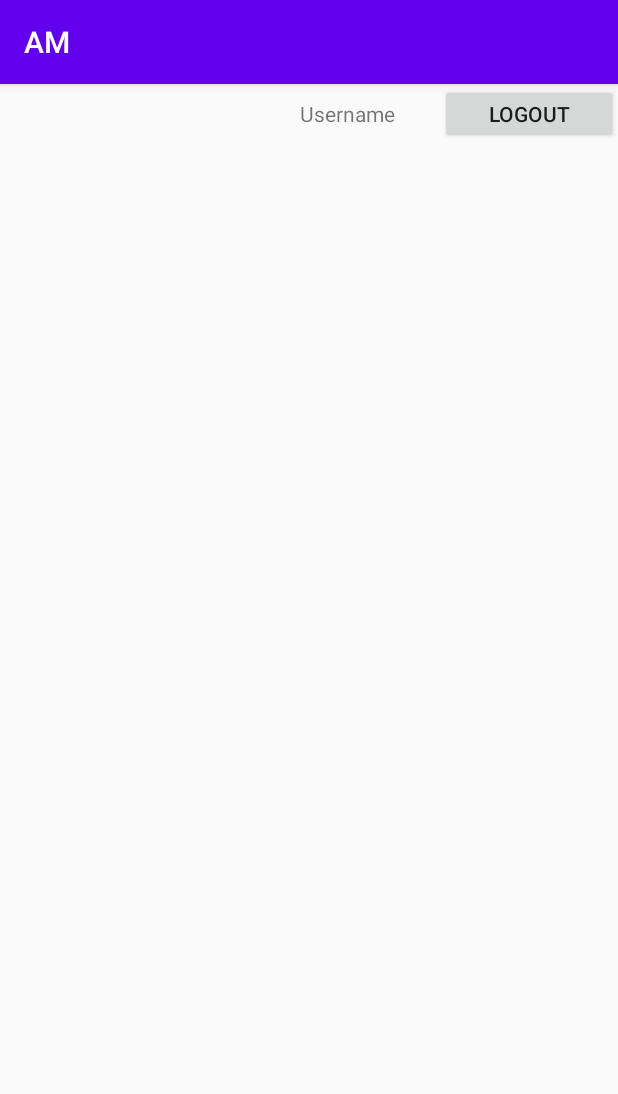
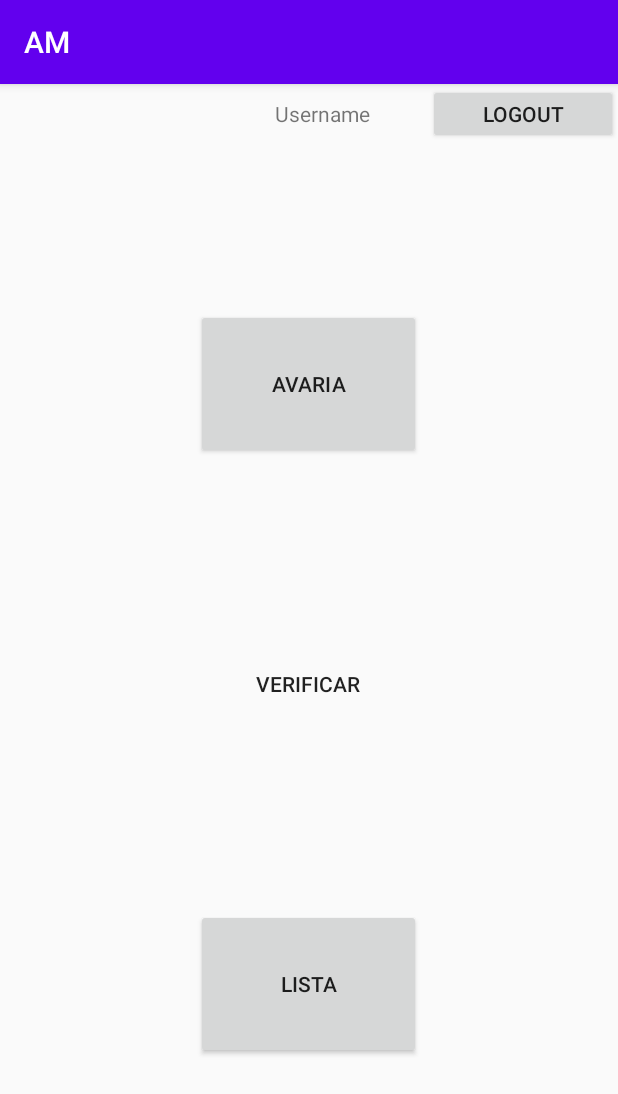
Before and after one commit to goncaloxavier/psi_2190788_2190778, an Android app: the HomeActivity screen opened directly, with no data from a screen before it, on a phone screen of 412 x 824 dp. Shown: the top 1094 px of the screen. Run offline under Robolectric (Android 15) with nearby library versions, the phone set to English and light mode, and no system bars.

Commit message:
Layout Menu Utilizador

```diff
--- /dev/null
+++ b/AM/app/src/main/res/drawable/custom_button.xml
@@ -0,0 +1,6 @@
+<?xml version="1.0" encoding="utf-8"?>
+<shape xmlns:android="http://schemas.android.com/apk/res/android" android:shape="rectangle">
+
+
+    <corners android:radius="50dp"/>
+</shape>
--- a/AM/app/src/main/res/layout/activity_home.xml
+++ b/AM/app/src/main/res/layout/activity_home.xml
@@ -14,12 +14,12 @@
         <ImageView
             android:id="@+id/imageViewLogo"
             android:layout_width="100dp"
-            android:layout_height="100dp"
+            android:layout_height="match_parent"
             tools:srcCompat="@tools:sample/backgrounds/scenic" />
 
         <Space
-            android:layout_width="100dp"
-            android:layout_height="wrap_content" />
+            android:layout_width="83dp"
+            android:layout_height="50dp" />
 
         <LinearLayout
             android:layout_width="match_parent"
@@ -43,4 +43,47 @@
         </LinearLayout>
     </LinearLayout>
 
+    <LinearLayout
+        android:layout_width="match_parent"
+        android:layout_height="match_parent"
+        android:orientation="vertical">
+
+        <Space
+            android:layout_width="match_parent"
+            android:layout_height="100dp" />
+
+        <Button
+            android:id="@+id/btnAnomaly"
+            style="@style/Widget.AppCompat.Button"
+            android:layout_width="150dp"
+            android:layout_height="100dp"
+            android:layout_gravity="center"
+            android:gravity="center|center_horizontal|center_vertical"
+            android:text="Avaria" />
+
+        <Space
+            android:layout_width="match_parent"
+            android:layout_height="100dp" />
+
+        <Button
+            android:id="@+id/btnVerify"
+            android:layout_width="150dp"
+            android:layout_height="100dp"
+            android:layout_gravity="center"
+            android:text="Verificar"
+            android:background="@drawable/custom_button"/>
+
+        <Space
+            android:layout_width="match_parent"
+            android:layout_height="100dp" />
+
+        <Button
+            android:id="@+id/btnList"
+            android:layout_width="150dp"
+            android:layout_height="100dp"
+            android:layout_gravity="center"
+            android:text="Lista" />
+
+    </LinearLayout>
+
 </LinearLayout>
```
